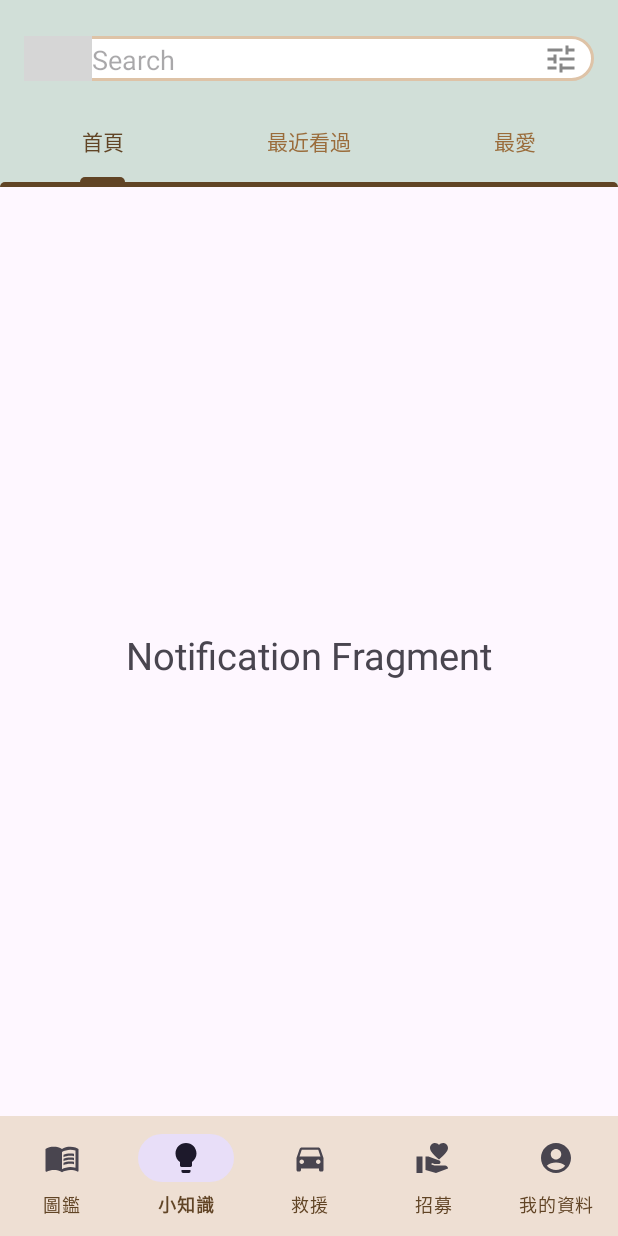
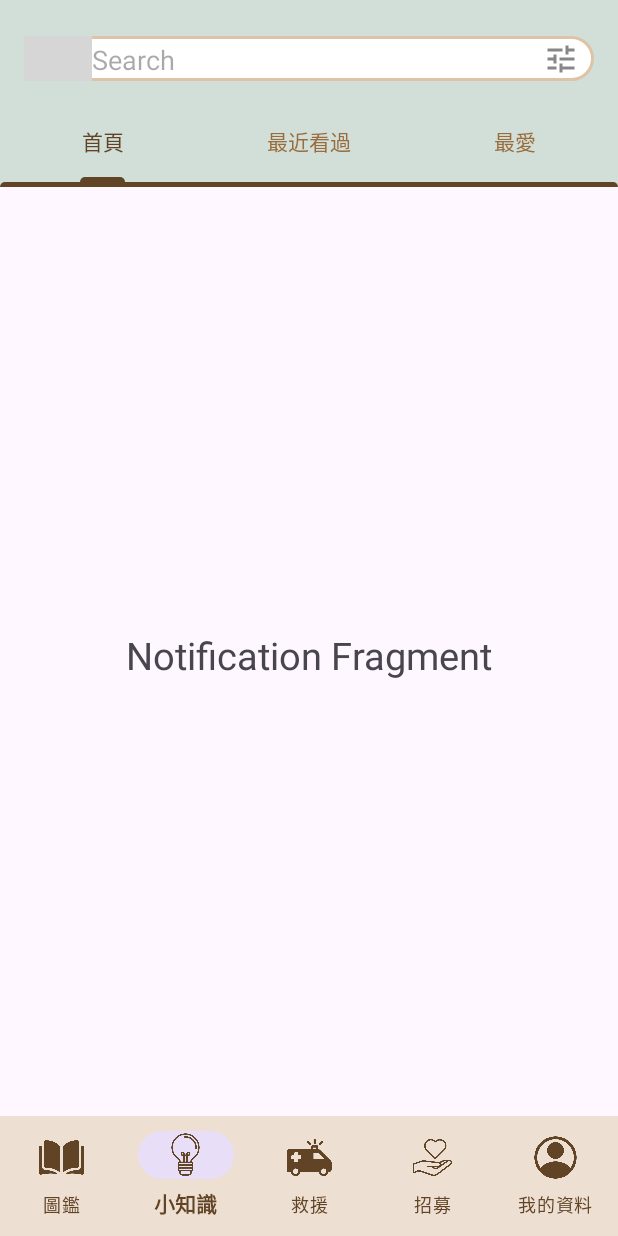
Before and after one commit to DGWind0611/AER_app, an Android app: the screen it shows after launch (MainActivity), item 2 of the bottom bar chosen, on a phone screen of 412 x 824 dp. Run offline under Robolectric (Android 15) with nearby library versions, the phone set to English and light mode, and no system bars; grey boxes are pictures that could not be loaded.

Commit message:
edit menu style

```diff
--- a/Animal_Emergency_Rescure/app/src/main/java/com/fcu/android/animal_emergency_rescure/MainActivity.java
+++ b/Animal_Emergency_Rescure/app/src/main/java/com/fcu/android/animal_emergency_rescure/MainActivity.java
@@ -75,10 +75,9 @@ public class MainActivity extends AppCompatActivity {
             }
         };
 
-
-
         bottomNavigationView = findViewById(R.id.bottom_navigation);
-        getSupportFragmentManager().beginTransaction().replace(R.id.container, illustratedBookFragment).commit();
+        bottomNavigationView.setSelectedItemId(R.id.secure);
+        getSupportFragmentManager().beginTransaction().replace(R.id.container, secureFragment).commit();
 
         bottomNavigationView.setOnItemSelectedListener(new NavigationBarView.OnItemSelectedListener() {
             @Override
--- a/Animal_Emergency_Rescure/app/src/main/res/drawable/account.xml
+++ /dev/null
@@ -1,5 +0,0 @@
-<vector android:height="24dp" android:tint="#614425"
-    android:viewportHeight="24" android:viewportWidth="24"
-    android:width="24dp" xmlns:android="http://schemas.android.com/apk/res/android">
-    <path android:fillColor="@android:color/white" android:pathData="M12,2C6.48,2 2,6.48 2,12s4.48,10 10,10s10,-4.48 10,-10S17.52,2 12,2zM12,6c1.93,0 3.5,1.57 3.5,3.5S13.93,13 12,13s-3.5,-1.57 -3.5,-3.5S10.07,6 12,6zM12,20c-2.03,0 -4.43,-0.82 -6.14,-2.88C7.55,15.8 9.68,15 12,15s4.45,0.8 6.14,2.12C16.43,19.18 14.03,20 12,20z"/>
-</vector>
--- a/Animal_Emergency_Rescure/app/src/main/res/drawable/baseline_directions_car_24.xml
+++ /dev/null
@@ -1,5 +0,0 @@
-<vector android:height="24dp" android:tint="#614425"
-    android:viewportHeight="24" android:viewportWidth="24"
-    android:width="24dp" xmlns:android="http://schemas.android.com/apk/res/android">
-    <path android:fillColor="@android:color/white" android:pathData="M18.92,6.01C18.72,5.42 18.16,5 17.5,5h-11c-0.66,0 -1.21,0.42 -1.42,1.01L3,12v8c0,0.55 0.45,1 1,1h1c0.55,0 1,-0.45 1,-1v-1h12v1c0,0.55 0.45,1 1,1h1c0.55,0 1,-0.45 1,-1v-8l-2.08,-5.99zM6.5,16c-0.83,0 -1.5,-0.67 -1.5,-1.5S5.67,13 6.5,13s1.5,0.67 1.5,1.5S7.33,16 6.5,16zM17.5,16c-0.83,0 -1.5,-0.67 -1.5,-1.5s0.67,-1.5 1.5,-1.5 1.5,0.67 1.5,1.5 -0.67,1.5 -1.5,1.5zM5,11l1.5,-4.5h11L19,11L5,11z"/>
-</vector>
--- a/Animal_Emergency_Rescure/app/src/main/res/drawable/baseline_menu_book_24.xml
+++ /dev/null
@@ -1,8 +0,0 @@
-<vector android:autoMirrored="true" android:height="24dp"
-    android:tint="#614425" android:viewportHeight="24"
-    android:viewportWidth="24" android:width="24dp" xmlns:android="http://schemas.android.com/apk/res/android">
-    <path android:fillColor="@android:color/white" android:pathData="M21,5c-1.11,-0.35 -2.33,-0.5 -3.5,-0.5c-1.95,0 -4.05,0.4 -5.5,1.5c-1.45,-1.1 -3.55,-1.5 -5.5,-1.5S2.45,4.9 1,6v14.65c0,0.25 0.25,0.5 0.5,0.5c0.1,0 0.15,-0.05 0.25,-0.05C3.1,20.45 5.05,20 6.5,20c1.95,0 4.05,0.4 5.5,1.5c1.35,-0.85 3.8,-1.5 5.5,-1.5c1.65,0 3.35,0.3 4.75,1.05c0.1,0.05 0.15,0.05 0.25,0.05c0.25,0 0.5,-0.25 0.5,-0.5V6C22.4,5.55 21.75,5.25 21,5zM21,18.5c-1.1,-0.35 -2.3,-0.5 -3.5,-0.5c-1.7,0 -4.15,0.65 -5.5,1.5V8c1.35,-0.85 3.8,-1.5 5.5,-1.5c1.2,0 2.4,0.15 3.5,0.5V18.5z"/>
-    <path android:fillColor="@android:color/white" android:pathData="M17.5,10.5c0.88,0 1.73,0.09 2.5,0.26V9.24C19.21,9.09 18.36,9 17.5,9c-1.7,0 -3.24,0.29 -4.5,0.83v1.66C14.13,10.85 15.7,10.5 17.5,10.5z"/>
-    <path android:fillColor="@android:color/white" android:pathData="M13,12.49v1.66c1.13,-0.64 2.7,-0.99 4.5,-0.99c0.88,0 1.73,0.09 2.5,0.26V11.9c-0.79,-0.15 -1.64,-0.24 -2.5,-0.24C15.8,11.66 14.26,11.96 13,12.49z"/>
-    <path android:fillColor="@android:color/white" android:pathData="M17.5,14.33c-1.7,0 -3.24,0.29 -4.5,0.83v1.66c1.13,-0.64 2.7,-0.99 4.5,-0.99c0.88,0 1.73,0.09 2.5,0.26v-1.52C19.21,14.41 18.36,14.33 17.5,14.33z"/>
-</vector>
--- a/Animal_Emergency_Rescure/app/src/main/res/drawable/baseline_volunteer_activism_24.xml
+++ /dev/null
@@ -1,7 +0,0 @@
-<vector android:height="24dp" android:tint="#614425"
-    android:viewportHeight="24" android:viewportWidth="24"
-    android:width="24dp" xmlns:android="http://schemas.android.com/apk/res/android">
-    <path android:fillColor="@android:color/white" android:pathData="M1,11h4v11h-4z"/>
-    <path android:fillColor="@android:color/white" android:pathData="M16,3.25C16.65,2.49 17.66,2 18.7,2C20.55,2 22,3.45 22,5.3c0,2.27 -2.91,4.9 -6,7.7c-3.09,-2.81 -6,-5.44 -6,-7.7C10,3.45 11.45,2 13.3,2C14.34,2 15.35,2.49 16,3.25z"/>
-    <path android:fillColor="@android:color/white" android:pathData="M20,17h-7l-2.09,-0.73l0.33,-0.94L13,16h2.82c0.65,0 1.18,-0.53 1.18,-1.18v0c0,-0.49 -0.31,-0.93 -0.77,-1.11L8.97,11H7v9.02L14,22l8.01,-3v0C22,17.9 21.11,17 20,17z"/>
-</vector>
--- a/Animal_Emergency_Rescure/app/src/main/res/drawable/information.xml
+++ /dev/null
@@ -1,5 +0,0 @@
-<vector android:height="24dp" android:tint="#614425"
-    android:viewportHeight="24" android:viewportWidth="24"
-    android:width="24dp" xmlns:android="http://schemas.android.com/apk/res/android">
-    <path android:fillColor="@android:color/white" android:pathData="M9,21c0,0.5 0.4,1 1,1h4c0.6,0 1,-0.5 1,-1v-1L9,20v1zM12,2C8.1,2 5,5.1 5,9c0,2.4 1.2,4.5 3,5.7L8,17c0,0.5 0.4,1 1,1h6c0.6,0 1,-0.5 1,-1v-2.3c1.8,-1.3 3,-3.4 3,-5.7 0,-3.9 -3.1,-7 -7,-7z"/>
-</vector>
--- a/Animal_Emergency_Rescure/app/src/main/res/layout/activity_main.xml
+++ b/Animal_Emergency_Rescure/app/src/main/res/layout/activity_main.xml
@@ -27,8 +27,10 @@
         android:layout_height="wrap_content"
         android:layout_alignParentBottom="true"
         android:background="#EEDFD3"
-        android:backgroundTint="#FCF4E8"
+        app:itemIconSize="30dp"
+        app:itemIconTint="#614425"
         app:itemTextColor="#614425"
+        app:itemTextAppearanceActive="@style/TextAppearance.AppCompat.Small"
         app:labelVisibilityMode="labeled"
         app:menu="@menu/bottom_nav_menu" />
 
--- a/Animal_Emergency_Rescure/app/src/main/res/menu/bottom_nav_menu.xml
+++ b/Animal_Emergency_Rescure/app/src/main/res/menu/bottom_nav_menu.xml
@@ -4,7 +4,7 @@
     <item
         android:id="@+id/illustrated_book"
         android:enabled="true"
-        android:icon="@drawable/baseline_menu_book_24"
+        android:icon="@drawable/illustrated_book"
         android:title="圖鑑" />
     <item
         android:id="@+id/information"
@@ -14,12 +14,12 @@
     <item
         android:id="@+id/secure"
         android:enabled="true"
-        android:icon="@drawable/baseline_directions_car_24"
+        android:icon="@drawable/secure"
         android:title="救援" />
     <item
         android:id="@+id/recruit"
         android:enabled="true"
-        android:icon="@drawable/baseline_volunteer_activism_24"
+        android:icon="@drawable/recruit"
         android:title="招募" />
     <item
         android:id="@+id/account"
```
Also changed, not shown: Animal_Emergency_Rescure/app/src/main/res/drawable/account.png (added), Animal_Emergency_Rescure/app/src/main/res/drawable/illustrated_book.png (added), Animal_Emergency_Rescure/app/src/main/res/drawable/information.png (added), Animal_Emergency_Rescure/app/src/main/res/drawable/recruit.png (added), Animal_Emergency_Rescure/app/src/main/res/drawable/secure.png (added).
